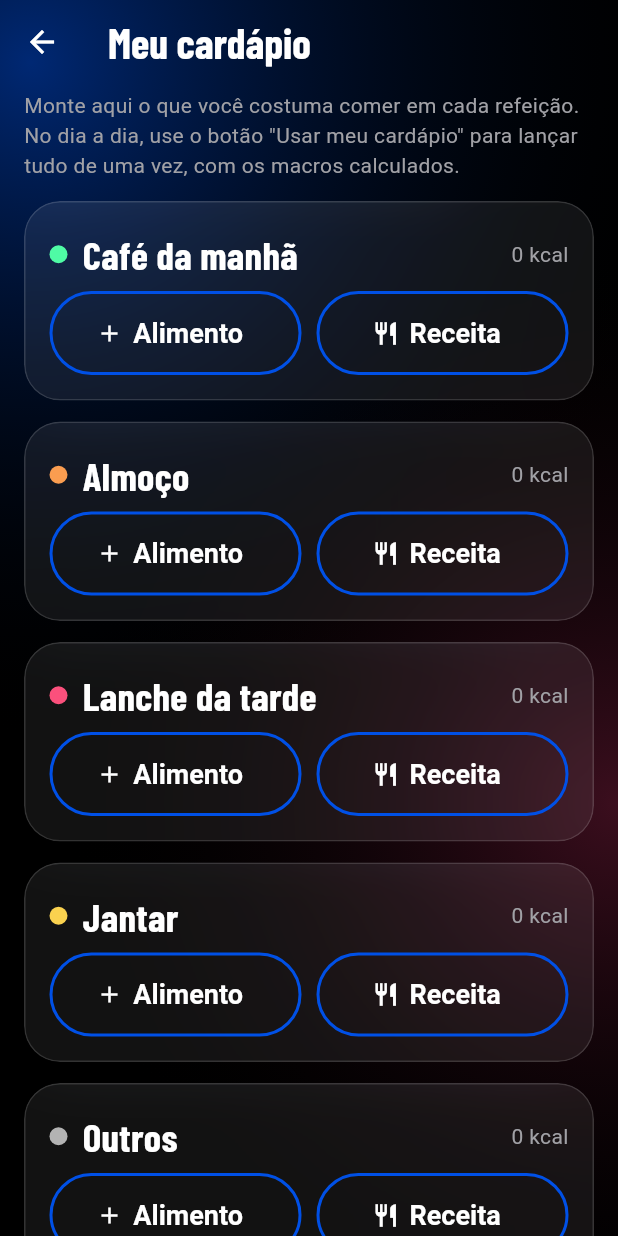
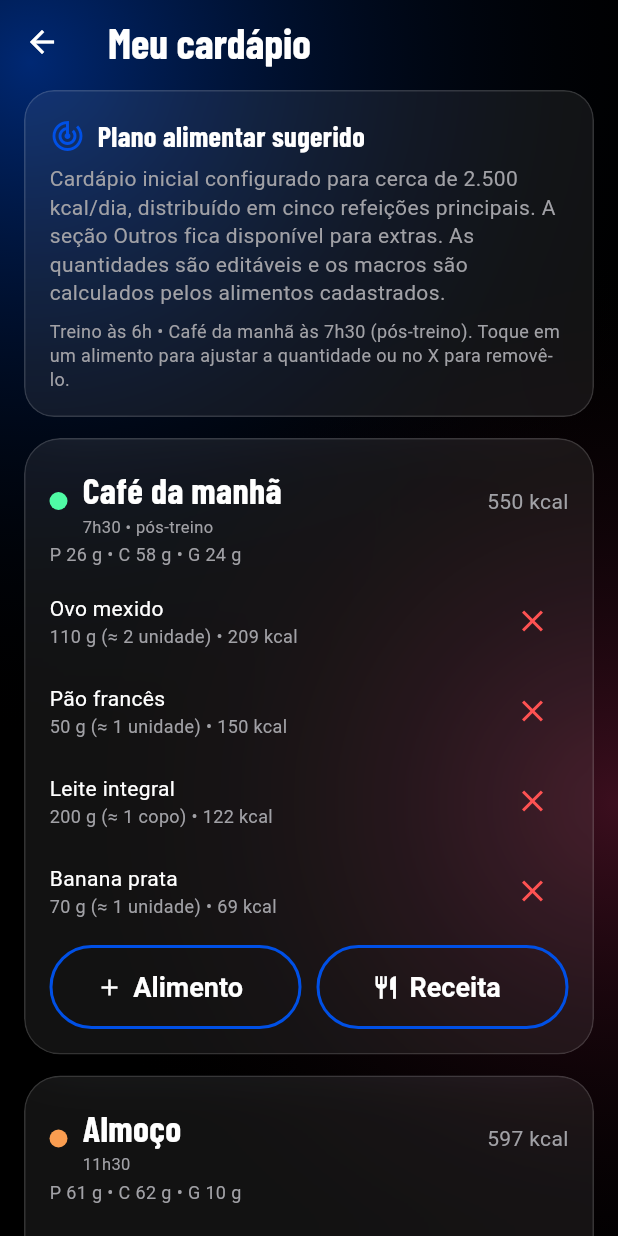
Before and after one commit to marcus250488-png/Treino-, a Flutter app: the CardapioTela screen opened directly, on a phone screen of 412 x 824 dp. Run offline on Flutter 3.47's test engine with Material 3 defaults, Android fonts, the phone set to English and light mode, and no system bars; our stand-ins replace cloud_firestore, cross_file, file_picker, firebase_auth, firebase_core, geolocator and 7 more; missing offline and left inert: syncfusion_flutter_pdf; accounts and stored records are empty.

Commit message:
v1.14.9: cardapio personalizado com cinco refeicoes

```diff
--- a/lib/nutri_modelo.dart
+++ b/lib/nutri_modelo.dart
@@ -93,17 +93,19 @@ class Metas {
 }
 
 class Refeicao {
-  final String id, nome, img;
+  final String id, nome, img, horario;
   final double pct;
   final Color cor;
-  const Refeicao(this.id, this.nome, this.pct, this.cor, this.img);
+  const Refeicao(this.id, this.nome, this.pct, this.cor, this.img,
+      {this.horario = ''});
 }
 
 const kRefeicoes = <Refeicao>[
-  Refeicao('cafe', 'Café da manhã', 0.20, Color(0xFF4FFBA5), 'assets/nutri/cafe.jpg'),
-  Refeicao('almoco', 'Almoço', 0.35, Color(0xFFFA9D50), 'assets/nutri/almoco.jpg'),
-  Refeicao('lanche', 'Lanche da tarde', 0.15, Color(0xFFFB507C), 'assets/nutri/lanche.jpg'),
-  Refeicao('jantar', 'Jantar', 0.30, Color(0xFFFAD24F), 'assets/nutri/jantar.jpg'),
+  Refeicao('cafe', 'Café da manhã', 0.20, Color(0xFF4FFBA5), 'assets/nutri/cafe.jpg', horario: '7h30 • pós-treino'),
+  Refeicao('almoco', 'Almoço', 0.24, Color(0xFFFA9D50), 'assets/nutri/almoco.jpg', horario: '11h30'),
+  Refeicao('cafe_tarde', 'Café da tarde', 0.22, Color(0xFFFB507C), 'assets/nutri/lanche.jpg', horario: '15h'),
+  Refeicao('lanche', 'Lanche da tarde', 0.12, Color(0xFFB66CFF), 'assets/nutri/lanche.jpg', horario: '17h30'),
+  Refeicao('jantar', 'Jantar', 0.22, Color(0xFFFAD24F), 'assets/nutri/jantar.jpg', horario: '20h30'),
   Refeicao('outros', 'Outros', 0.0, Color(0xFFB3B3B3), 'assets/nutri/outros.jpg'),
 ];
 
--- a/lib/nutricao.dart
+++ b/lib/nutricao.dart
@@ -518,6 +518,8 @@ class _NutricaoEstado extends State<NutricaoTela> {
                 crossAxisAlignment: CrossAxisAlignment.start,
                 children: [
                   Text(r.nome, style: txtEscuro),
+                  if (r.horario.isNotEmpty)
+                    Text(r.horario, style: const TextStyle(color: Colors.black54, fontSize: 11)),
                   Text(
                     alvo > 0
                         ? '${fmtD(tot)}/${fmtD(alvo)} kcal'
@@ -1755,8 +1757,19 @@ class _ReceitaDetalheEstado extends State<ReceitaDetalheTela> {
 // ============================================================
 // Meu cardápio (refeições fixas)
 // ============================================================
-class CardapioTela extends StatelessWidget {
+class CardapioTela extends StatefulWidget {
   const CardapioTela({super.key});
+
+  @override
+  State<CardapioTela> createState() => _CardapioTelaEstado();
+}
+
+class _CardapioTelaEstado extends State<CardapioTela> {
+  @override
+  void initState() {
+    super.initState();
+    app.carregarCardapioPadrao();
+  }
 
   @override
   Widget build(BuildContext context) {
@@ -1768,9 +1781,29 @@ class CardapioTela extends StatelessWidget {
           return ListView(
             padding: const EdgeInsets.fromLTRB(16, 4, 16, 40),
             children: [
-              const Text(
-                'Monte aqui o que você costuma comer em cada refeição. No dia a dia, use o botão "Usar meu cardápio" para lançar tudo de uma vez, com os macros calculados.',
-                style: TextStyle(color: kMudo),
+              Vidro(
+                padding: const EdgeInsets.all(16),
+                raio: 20,
+                child: Column(
+                  crossAxisAlignment: CrossAxisAlignment.start,
+                  children: [
+                    Row(children: [
+                      const Icon(Icons.track_changes, color: kAzul),
+                      const SizedBox(width: 8),
+                      Text('Plano alimentar sugerido', style: titulo(19)),
+                    ]),
+                    const SizedBox(height: 6),
+                    const Text(
+                      'Cardápio inicial configurado para cerca de 2.500 kcal/dia, distribuído em cinco refeições principais. A seção Outros fica disponível para extras. As quantidades são editáveis e os macros são calculados pelos alimentos cadastrados.',
+                      style: TextStyle(color: kMudo, height: 1.35),
+                    ),
+                    const SizedBox(height: 8),
+                    const Text(
+                      'Treino às 6h • Café da manhã às 7h30 (pós-treino). Toque em um alimento para ajustar a quantidade ou no X para removê-lo.',
+                      style: TextStyle(color: kMudo, fontSize: 12, height: 1.35),
+                    ),
+                  ],
+                ),
               ),
               const SizedBox(height: 14),
               for (final r in kRefeicoes) _secao(context, r),
@@ -1800,7 +1833,16 @@ class CardapioTela extends StatelessWidget {
                   decoration: BoxDecoration(color: r.cor, shape: BoxShape.circle),
                 ),
                 const SizedBox(width: 10),
-                Expanded(child: Text(r.nome, style: titulo(26))),
+                Expanded(
+                  child: Column(
+                    crossAxisAlignment: CrossAxisAlignment.start,
+                    children: [
+                      Text(r.nome, style: titulo(24)),
+                      if (r.horario.isNotEmpty)
+                        Text(r.horario, style: const TextStyle(color: kMudo, fontSize: 11)),
+                    ],
+                  ),
+                ),
                 Text('${fmtD(tot.kcal)} kcal',
                     style: const TextStyle(color: kMudo)),
               ],
--- a/lib/state.dart
+++ b/lib/state.dart
@@ -1112,6 +1112,63 @@ class AppState extends ChangeNotifier {
     await _salvarNutri();
   }
 
+  /// Preenche o cardápio inicial do usuário apenas na primeira vez.
+  /// Se já houver qualquer refeição salva, preserva integralmente as escolhas existentes.
+  Future<void> carregarCardapioPadrao() async {
+    // Instalação nova: cria as cinco refeições completas.
+    if (cardapio.isEmpty) {
+      cardapio = {
+      'cafe': [
+        {'t': 'a', 'id': 'f_ovo_mexido', 'q': 110.0},
+        {'t': 'a', 'id': 'f_pao_frances', 'q': 50.0},
+        {'t': 'a', 'id': 'f_leite_integral', 'q': 200.0},
+        {'t': 'a', 'id': 'f_banana_prata', 'q': 70.0},
+      ],
+      'almoco': [
+        {'t': 'a', 'id': 'f_arroz_branco_cozido', 'q': 150.0},
+        {'t': 'a', 'id': 'f_feijao_carioca_cozido', 'q': 100.0},
+        {'t': 'a', 'id': 'f_peito_de_frango_grelhado', 'q': 160.0},
+        {'t': 'a', 'id': 'f_cenoura_cozida', 'q': 100.0},
+        {'t': 'a', 'id': 'f_azeite_de_oliva', 'q': 5.0},
+      ],
+      'cafe_tarde': [
+        {'t': 'a', 'id': 'f_ovo_mexido', 'q': 110.0},
+        {'t': 'a', 'id': 'f_pao_frances', 'q': 50.0},
+        {'t': 'a', 'id': 'f_leite_integral', 'q': 200.0},
+        {'t': 'a', 'id': 'f_maca_com_casca', 'q': 150.0},
+      ],
+      'lanche': [
+        {'t': 'a', 'id': 'f_pao_frances', 'q': 40.0},
+        {'t': 'a', 'id': 'f_leite_integral', 'q': 150.0},
+        {'t': 'a', 'id': 'f_banana_prata', 'q': 70.0},
+      ],
+      'jantar': [
+        {'t': 'a', 'id': 'f_arroz_branco_cozido', 'q': 100.0},
+        {'t': 'a', 'id': 'f_feijao_carioca_cozido', 'q': 80.0},
+        {'t': 'a', 'id': 'f_carne_moida_patinho_cozida', 'q': 120.0},
+        {'t': 'a', 'id': 'f_cenoura_cozida', 'q': 100.0},
+        {'t': 'a', 'id': 'f_azeite_de_oliva', 'q': 3.0},
+      ],
+        'outros': <dynamic>[],
+      };
+      await _salvarNutri();
+      return;
+    }
+
+    // Atualização de versão: adiciona somente a nova refeição, sem apagar
+    // ou mover alimentos que o usuário já cadastrou nas demais refeições.
+    if (!cardapio.containsKey('cafe_tarde')) {
+      cardapio['cafe_tarde'] = [
+        {'t': 'a', 'id': 'f_ovo_mexido', 'q': 110.0},
+        {'t': 'a', 'id': 'f_pao_frances', 'q': 50.0},
+        {'t': 'a', 'id': 'f_leite_integral', 'q': 200.0},
+        {'t': 'a', 'id': 'f_maca_com_casca', 'q': 150.0},
+      ];
+      cardapio['outros'] ??= <dynamic>[];
+      await _salvarNutri();
+    }
+  }
+
   List<dynamic> _listaCardapio(String ref) =>
       (cardapio[ref] ??= <dynamic>[]) as List<dynamic>;
 
```
